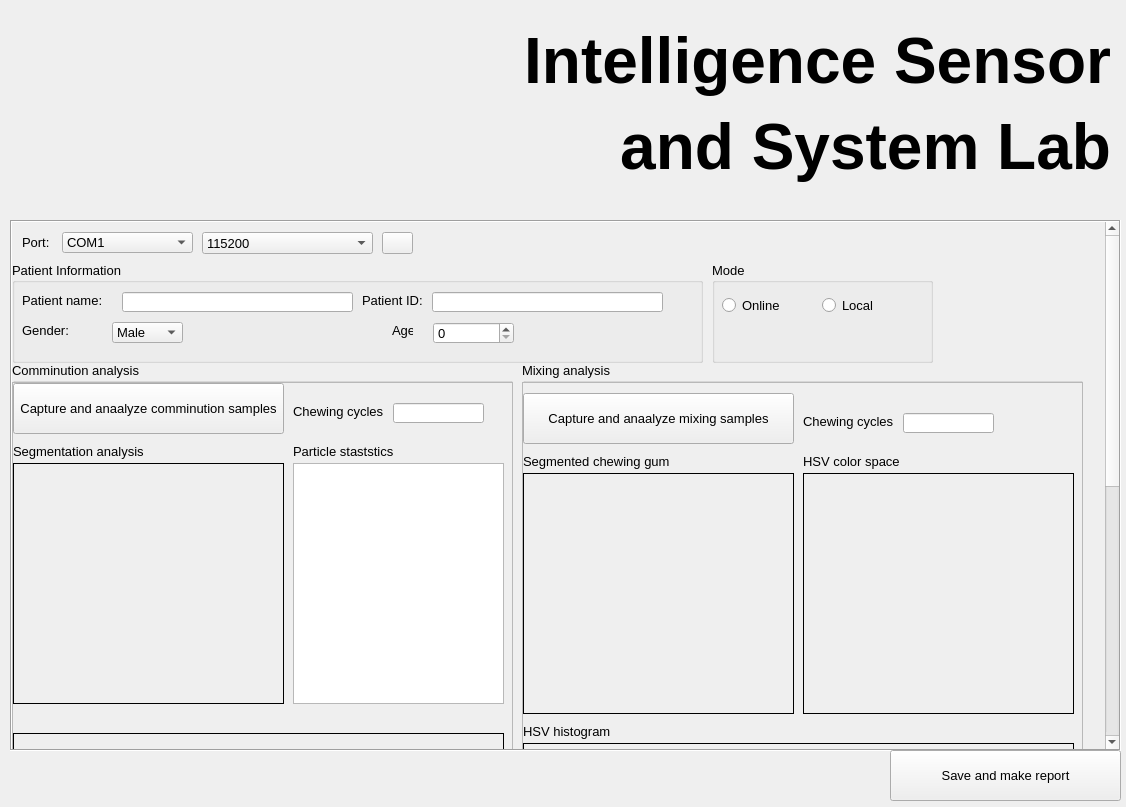
Old version of the form view/main_window.ui in the repository longbach2811/pmes-gui-app.
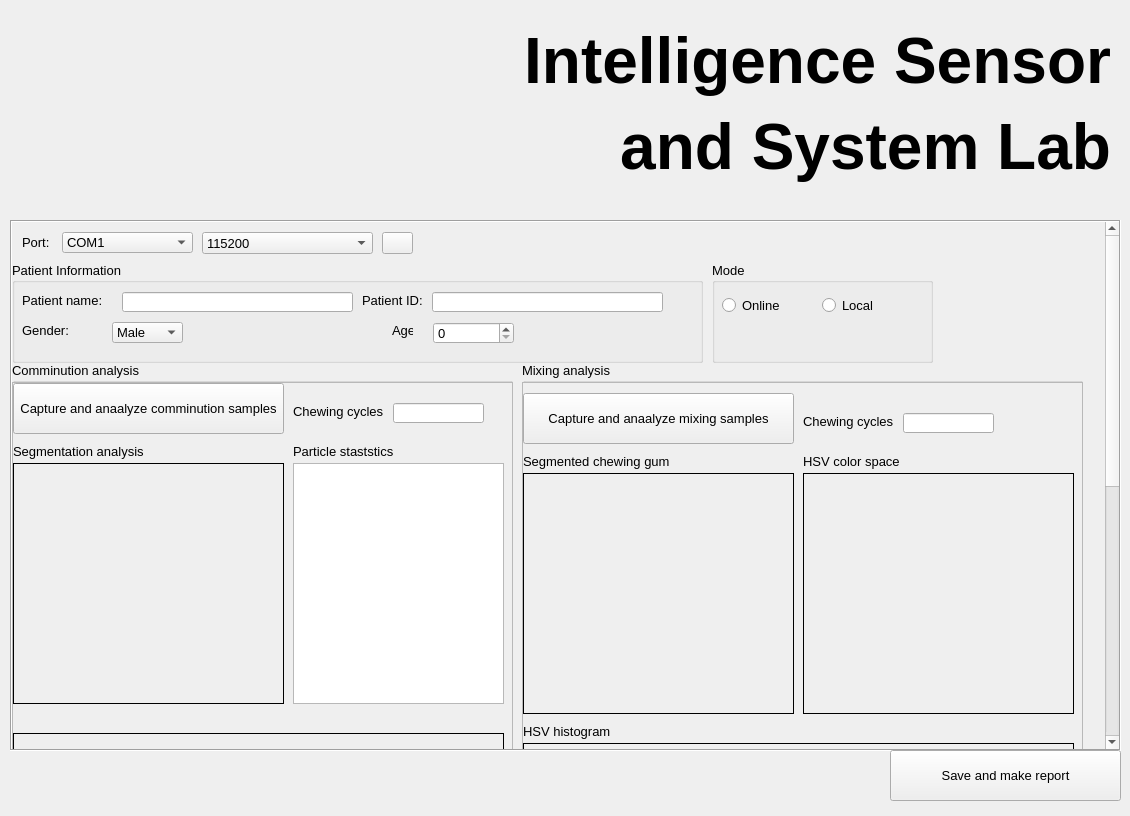
New version of the form. Icons and pictures are not drawn.

What changed in the file:
```diff
--- a/view/main_window.ui
+++ b/view/main_window.ui
@@ -6,8 +6,8 @@
    <rect>
     <x>0</x>
     <y>0</y>
-    <width>1126</width>
-    <height>807</height>
+    <width>1130</width>
+    <height>816</height>
    </rect>
   </property>
   <property name="sizePolicy">
```
Left out of the diff: 5 changed lines with no effect on the pictures.
